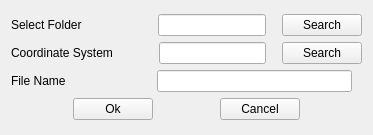
Qt form DbTools/cria_spatialite_dialog_base.ui (dsgoficial/DsgTools) before a commit.
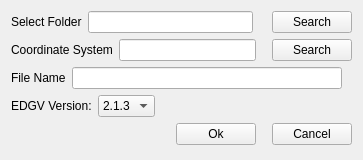
The same form after that commit.

Commit message: EDGV version combobox selector

Diff of the .ui file:
```diff
--- a/DbTools/cria_spatialite_dialog_base.ui
+++ b/DbTools/cria_spatialite_dialog_base.ui
@@ -7,8 +7,8 @@
    <rect>
     <x>0</x>
     <y>0</y>
-    <width>373</width>
-    <height>135</height>
+    <width>363</width>
+    <height>160</height>
    </rect>
   </property>
   <property name="sizePolicy">
@@ -32,8 +32,6 @@
   <property name="windowTitle">
    <string>Create Spatialite</string>
   </property>
-  <layout class="QGridLayout" name="gridLayout">
-   <item row="0" column="0">
     <layout class="QVBoxLayout" name="verticalLayout">
      <item>
       <layout class="QHBoxLayout" name="horizontalLayout">
@@ -44,22 +42,6 @@
          </property>
         </widget>
        </item>
-       <item>
-        <spacer name="horizontalSpacer_2">
-         <property name="orientation">
-          <enum>Qt::Horizontal</enum>
-         </property>
-         <property name="sizeType">
-          <enum>QSizePolicy::Minimum</enum>
-         </property>
-         <property name="sizeHint" stdset="0">
-          <size>
-           <width>70</width>
-           <height>20</height>
-          </size>
-         </property>
-        </spacer>
-       </item>
        <item>
         <widget class="QLineEdit" name="pastaDestinoCriaSpatialiteLineEdit"/>
        </item>
@@ -73,7 +55,7 @@
          </property>
          <property name="sizeHint" stdset="0">
           <size>
-           <width>10</width>
+         <width>13</width>
            <height>20</height>
           </size>
          </property>
@@ -97,22 +79,6 @@
          </property>
         </widget>
        </item>
-       <item>
-        <spacer name="horizontalSpacer">
-         <property name="orientation">
-          <enum>Qt::Horizontal</enum>
-         </property>
-         <property name="sizeType">
-          <enum>QSizePolicy::Minimum</enum>
-         </property>
-         <property name="sizeHint" stdset="0">
-          <size>
-           <width>40</width>
-           <height>20</height>
-          </size>
-         </property>
-        </spacer>
-       </item>
        <item>
         <widget class="QLineEdit" name="coordSysCriaSpatialiteLineEdit"/>
        </item>
@@ -150,22 +116,6 @@
          </property>
         </widget>
        </item>
-       <item>
-        <spacer name="horizontalSpacer_8">
-         <property name="orientation">
-          <enum>Qt::Horizontal</enum>
-         </property>
-         <property name="sizeType">
-          <enum>QSizePolicy::Minimum</enum>
-         </property>
-         <property name="sizeHint" stdset="0">
-          <size>
-           <width>85</width>
-           <height>20</height>
-          </size>
-         </property>
-        </spacer>
-       </item>
        <item>
         <widget class="QLineEdit" name="nomeLineEdit"/>
        </item>
@@ -187,6 +137,44 @@
        </item>
       </layout>
      </item>
+   <item>
+    <layout class="QHBoxLayout" name="horizontalLayout_5">
+     <item>
+      <widget class="QLabel" name="label_4">
+       <property name="text">
+        <string>EDGV Version:</string>
+       </property>
+      </widget>
+     </item>
+     <item>
+      <widget class="QComboBox" name="versionComboBox">
+       <item>
+        <property name="text">
+         <string>2.1.3</string>
+        </property>
+       </item>
+       <item>
+        <property name="text">
+         <string>3.0</string>
+        </property>
+       </item>
+      </widget>
+     </item>
+     <item>
+      <spacer name="horizontalSpacer_10">
+       <property name="orientation">
+        <enum>Qt::Horizontal</enum>
+       </property>
+       <property name="sizeHint" stdset="0">
+        <size>
+         <width>128</width>
+         <height>20</height>
+        </size>
+       </property>
+      </spacer>
+     </item>
+    </layout>
+   </item>
      <item>
       <layout class="QHBoxLayout" name="horizontalLayout_4">
        <item>
@@ -214,9 +202,12 @@
          <property name="orientation">
           <enum>Qt::Horizontal</enum>
          </property>
+       <property name="sizeType">
+        <enum>QSizePolicy::Preferred</enum>
+       </property>
          <property name="sizeHint" stdset="0">
           <size>
-           <width>40</width>
+         <width>10</width>
            <height>20</height>
           </size>
          </property>
@@ -228,21 +219,6 @@
           <string>Cancel</string>
          </property>
         </widget>
-       </item>
-       <item>
-        <spacer name="horizontalSpacer_5">
-         <property name="orientation">
-          <enum>Qt::Horizontal</enum>
-         </property>
-         <property name="sizeHint" stdset="0">
-          <size>
-           <width>40</width>
-           <height>20</height>
-          </size>
-         </property>
-        </spacer>
-       </item>
-      </layout>
      </item>
     </layout>
    </item>
```
Lines whose indentation alone changed are shown as unchanged. The commit also changes 1 other file.
